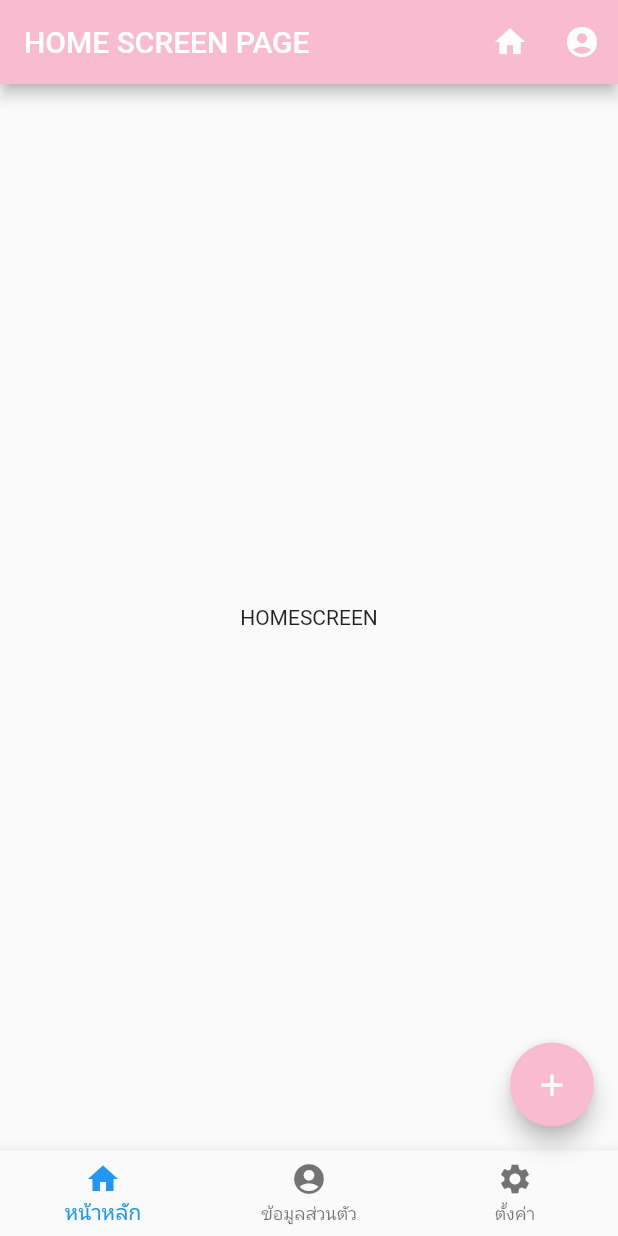
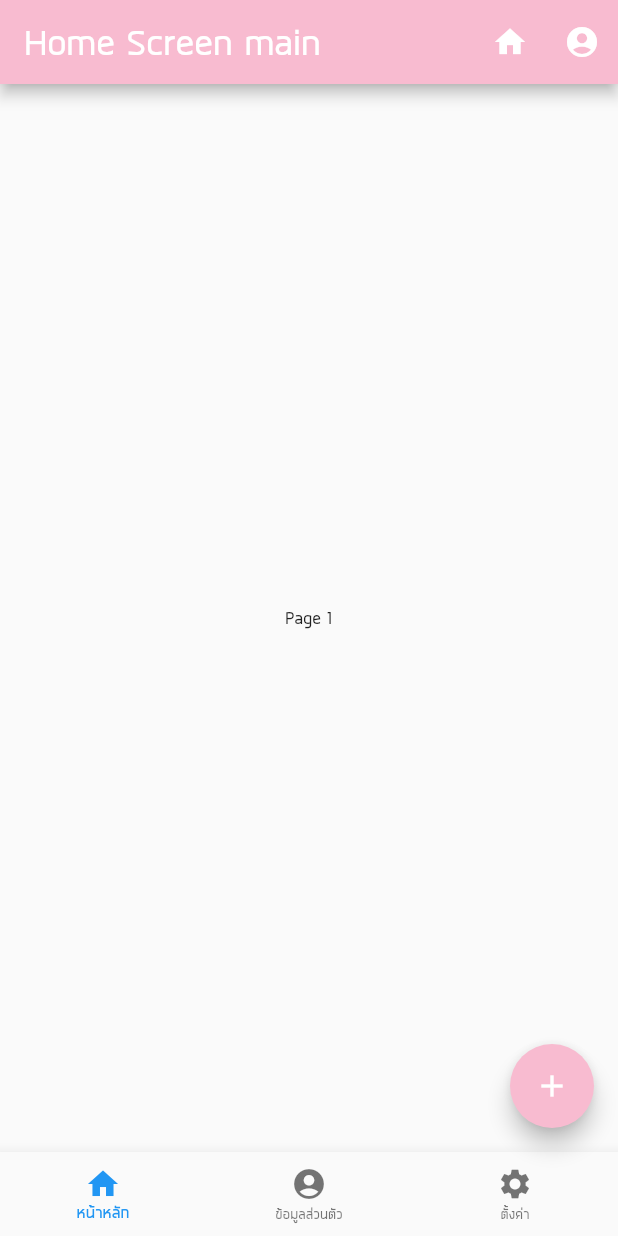
Before and after one commit to ifackerx/Pracing_flutter, a Flutter app: the screen it shows after launch, on a phone screen of 412 x 824 dp. Run offline on Flutter 3.47's test engine with Material 2 defaults, Android fonts, the phone set to English and light mode, and no system bars.

Commit message:
add font :fax:

```diff
--- a/flutter_app/lib/main.dart
+++ b/flutter_app/lib/main.dart
@@ -11,6 +11,9 @@ class Myapp extends StatelessWidget {
   @override
   Widget build(BuildContext context) {
     return MaterialApp(
+      theme: ThemeData(
+        fontFamily: 'PrintAble4U',
+      ),
       //  title ของตัว app
       title: 'My Traing App',
       // widget ตัวแรกที่จะใช้แสดง
--- a/flutter_app/lib/screens/home_screen.dart
+++ b/flutter_app/lib/screens/home_screen.dart
@@ -1,4 +1,8 @@
 import 'package:flutter/material.dart';
+import 'page_one.dart';
+import 'page_two.dart';
+import 'page_three.dart';
+
 
 class HomeScreen extends StatefulWidget {
   @override
@@ -9,7 +13,9 @@ class HomeScreen extends StatefulWidget {
 class _HomeScreenState extends State<HomeScreen> {
 
   Widget customBar = AppBar(
-    title: Text('HOME SCREEN PAGE'),
+    title: Text('Home Screen main',
+      style: TextStyle(fontSize: 30.0)
+    ),
     backgroundColor: Colors.pink[100],
     // ปุ่มซ้ายขวา
     actions: <Widget>[
@@ -24,24 +30,39 @@ class _HomeScreenState extends State<HomeScreen> {
     child: Icon(Icons.add),
     );
 
-  Widget customBottom = BottomNavigationBar(
-    items: [
-      BottomNavigationBarItem(icon: Icon(Icons.home), title: Text('หน้าหลัก')),
-      BottomNavigationBarItem(icon : Icon(Icons.account_circle), title: Text('ข้อมูลส่วนตัว')),
-      BottomNavigationBarItem(icon : Icon(Icons.settings), title: Text('ตั้งค่า')),
-
-    ],
-
+  TextStyle myStyle = TextStyle(
+    fontSize: 20.0,
   );
 
+  int _currentIndex = 0;
+  // ชื่อไฟล์ page เข้ามาใส่
+  List pages = [PageOne(), PageTwo(), PageThree()];
 
   @override
   Widget build(BuildContext context) {
+
+    Widget customBottom = BottomNavigationBar(
+        // ตัวหนดว่า index เท่าไหร่ page ไหน
+        currentIndex: _currentIndex,
+        onTap: (int index) {
+          // assign ในนี้ ตัวข้างนอกก็จะไม่เปลี่ยนนะ ต้องใช้ set state
+          setState(() {
+            // ค่าจะ Refresh !
+          _currentIndex = index;
+          });
+        },
+        items: [
+          BottomNavigationBarItem(icon: Icon(Icons.home), title: Text('หน้าหลัก',style: TextStyle(fontSize: 20.0),)),
+          BottomNavigationBarItem(icon : Icon(Icons.account_circle), title: Text('ข้อมูลส่วนตัว', style: myStyle,)),
+          BottomNavigationBarItem(icon : Icon(Icons.settings), title: Text('ตั้งค่า', style: myStyle,)),
+        ],
+
+      );
+
+
     return Scaffold(
       appBar: customBar,
-      body: Center(
-        child: Text('HOMESCREEN'),
-      ),
+      body: pages[_currentIndex],
       floatingActionButton: customfloatingAction,
       bottomNavigationBar: customBottom,
     );
--- /dev/null
+++ b/flutter_app/lib/screens/page_one.dart
@@ -0,0 +1,15 @@
+import 'package:flutter/material.dart';
+
+class PageOne extends StatefulWidget {
+  @override
+  _PageOneState createState() => _PageOneState();
+}
+
+class _PageOneState extends State<PageOne> {
+  @override
+  Widget build(BuildContext context) {
+    return Center(
+      child: Text('Page 1'),
+    );
+  }
+}
```
Also changed, not shown: flutter_app/lib/screens/page_three.dart (added, +16 -0 lines), flutter_app/lib/screens/page_two.dart (added, +16 -0 lines), flutter_app/pubspec.yaml (+5 -5 lines), flutter_app/asset/PrintAble4U-Regular.ttf (added), 1 other file.
